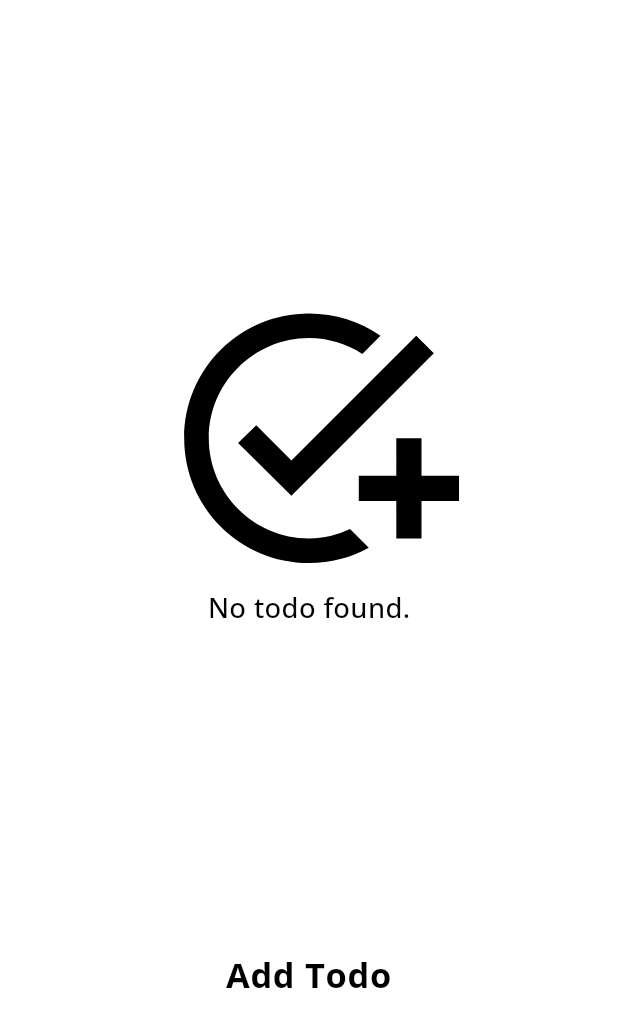
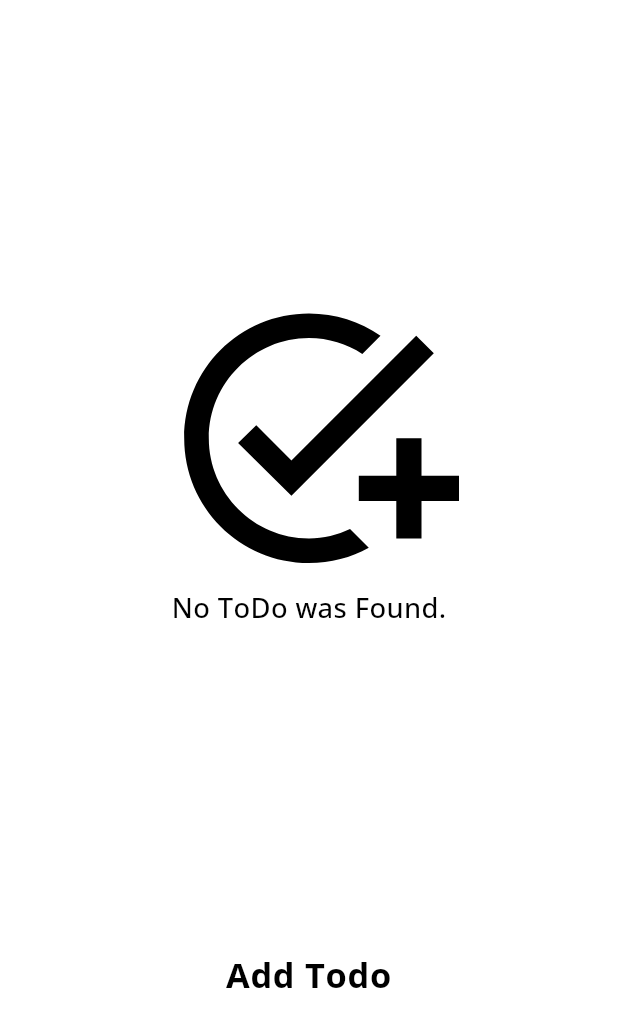
Before and after one commit to MomenMuhammad01/no_tomorrow, a Flutter app: the screen it shows after launch, on a phone screen of 412 x 824 dp, the part 200-1236 px from its top. Run offline on Flutter 3.47's test engine with Material 2 defaults, Android fonts, the phone set to English and light mode, and no system bars; drawn by our look-alikes of flutter_animate; our stand-ins replace equatable, flutter_bloc, flutter_screenutil, hive_flutter; accounts and stored records are empty.

Commit message:
Changed todo strings

```diff
--- a/lib/utils/strings_manager.dart
+++ b/lib/utils/strings_manager.dart
@@ -13,8 +13,8 @@ class StringsManager{
   // Widgets Strings
 
   static const String dataLoadFailed = 'Data Load Failed.';
-  static const String noTodoToDelete = 'No todo To delete.';
-  static const String allTodoDeleted = 'All todo deleted.';
-  static const String noTodoFound = 'No todo found.';
+  static const String noTodoToDelete = 'No ToDo To Delete.';
+  static const String allTodoDeleted = 'ToDo List Deleted.';
+  static const String noTodoFound = 'No ToDo was Found.';
 
 }
```
